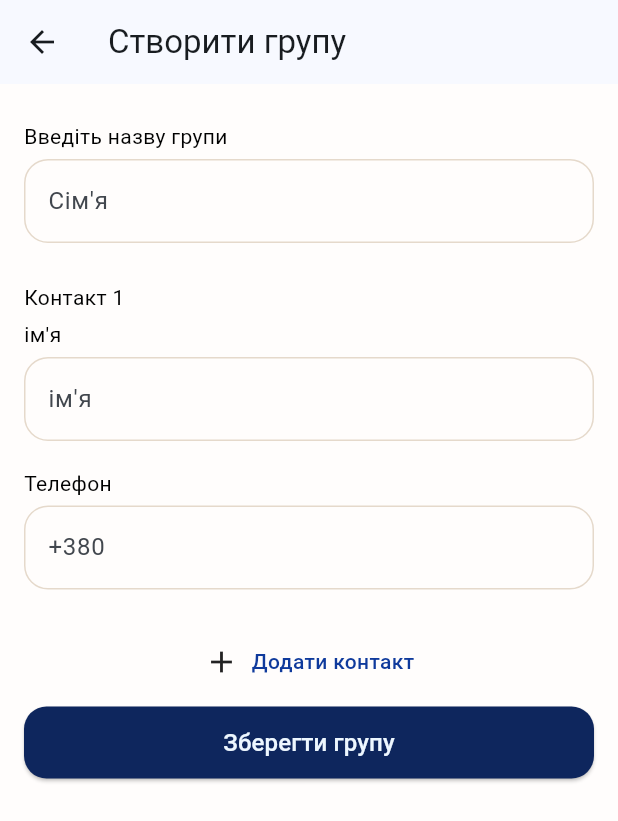
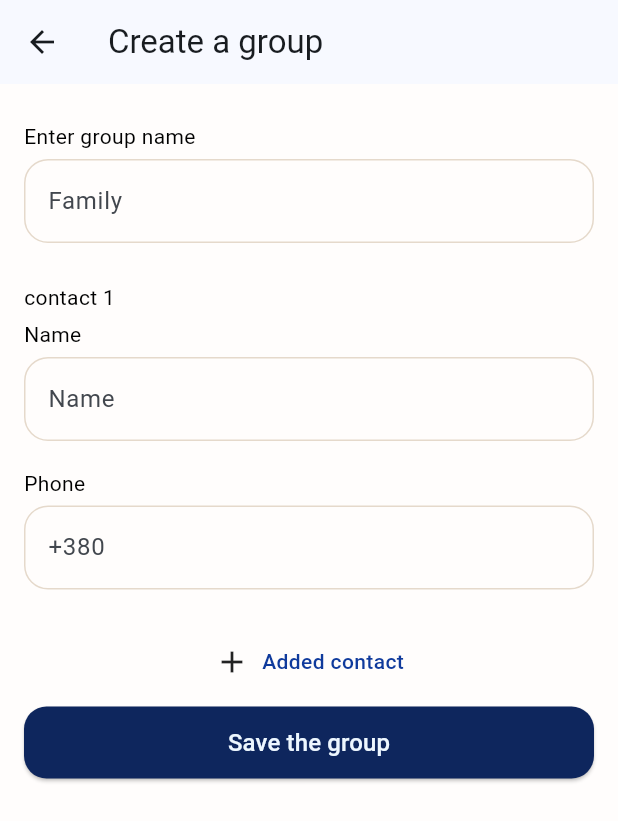
Before and after one commit to Igor2257/chance_app, a Flutter app: the AddGroupScreen screen opened by its route, on a phone screen of 412 x 824 dp. Shown: the top 821 px of the screen. Run offline on Flutter 3.47's test engine with Material 3 defaults, Android fonts, the light colour scheme and no system bars; our stand-ins replace bloc, connectivity_plus, firebase_auth, firebase_core, firebase_crashlytics, firebase_messaging and 19 more; missing offline and left inert: bottom_picker, cupertino_listview, flutter_fgbg, flutter_google_maps_webservices, flutter_polyline_points, google_api_headers and 1 more; accounts and stored records are empty; network calls fail.

Commit message:
sos localization

```diff
--- a/assets/localizations/app_en.arb
+++ b/assets/localizations/app_en.arb
@@ -54,6 +54,13 @@
   "aboutTheApplication": "About the Application",
   "adblockerExists": "You already have an ad blocker",
   "enjoy": "We hope you enjoy your purchase!",
+  "emergencyCall": "Emergency call",
+  "emergencyService112": "Emergency service 112",
+  "family": "Family",
+  "phone": "Phone",
+  "enterGroupName": "Enter group name",
+  "enterYourName": "Enter your name",
+
 
 
 
@@ -96,6 +103,21 @@
   "letsStart": "Let's start",
   "buyAdblocker": "Buy ad blocker",
   "logOut": "Log out",
+  "addedContact": "Added contact",
+  "saveTheGroup": "Save the group",
+  "deletingContacts": "Deleting contacts",
+  "editingContact": "Editing contact",
+  "createAGroup": "Create a group",
+  "deleteContact": "Delete contact",
+  "tOchange": "To change",
+  "editContacts": "Edit contacts",
+  "added": "Added",
+  "contact": "Contact",
+  "group": "Group",
+  "saveTheContact": "Save the contact",
+  "createAContact": "Create a contact",
+
+
 
   "@comment": "Ошибки",
 
@@ -111,5 +133,7 @@
   "passwordLengthMustBeMoreThan": "Password must be more than 8 characters",
   "passwordLengthMustBeLessThan": "Password must be less than 14 characters",
   "passwordsAreNotSame": "Passwords do not match",
-  "smthWentWrong": "Something went wrong"
+  "smthWentWrong": "Something went wrong",
+  "checkTheCorrectnessOfTheData": "Check the correctness of the data"
+
 }
--- a/lib/ui/pages/sos_page/add_contact_screen.dart
+++ b/lib/ui/pages/sos_page/add_contact_screen.dart
@@ -1,4 +1,5 @@
 import 'package:chance_app/ui/constans.dart';
+import 'package:chance_app/ui/l10n/app_localizations.dart';
 import 'package:chance_app/ui/pages/reminders_page/components/labeled_text_field.dart';
 import 'package:chance_app/ux/bloc/sos_contacts_bloc/sos_contacts_bloc.dart';
 import 'package:chance_app/ux/model/sos_contact_model.dart';
@@ -23,9 +24,9 @@ class _AddContactScreenState extends State<AddContactScreen> {
   Widget build(BuildContext context) {
     return Scaffold(
       appBar: AppBar(
-        title: const Text(
-          'Створити контакт',
-          style: TextStyle(
+        title: Text(
+          AppLocalizations.instance.translate("createAContact"),
+          style: const TextStyle(
             fontWeight: FontWeight.w400,
             fontSize: 22,
             // fontFamily: ,
@@ -49,14 +50,14 @@ class _AddContactScreenState extends State<AddContactScreen> {
           children: [
             LabeledTextField(
               controller: nameController,
-              label: "Введіть ім'я",
-              hintText: "ім'я",
+              label: AppLocalizations.instance.translate("enterYourName"),
+              hintText: AppLocalizations.instance.translate("name"),
               isPhone: false,
               onChanged: (value) {},
             ),
             LabeledTextField(
               controller: phoneController,
-              label: "Введіть номер телефону",
+              label: AppLocalizations.instance.translate("enterPhoneNumber"),
               hintText: '+380',
               isPhone: true,
               onChanged: (value) {},
@@ -86,8 +87,9 @@ class _AddContactScreenState extends State<AddContactScreen> {
                       phoneTextField.clear();
                     } else {
                       ScaffoldMessenger.of(context).showSnackBar(
-                        const SnackBar(
-                          content: Text('Перевірте коректність даних'),
+                        SnackBar(
+                          content: Text(AppLocalizations.instance
+                              .translate("checkTheCorrectnessOfTheData")),
                         ),
                       );
                     }
@@ -100,7 +102,7 @@ class _AddContactScreenState extends State<AddContactScreen> {
                   ),
                 ),
                 child: Text(
-                  'Зберегти контакт',
+                  AppLocalizations.instance.translate("saveTheContact"),
                   style: TextStyle(
                     color: primary50,
                     fontWeight: FontWeight.w500,
--- a/lib/ui/pages/sos_page/add_group_screen.dart
+++ b/lib/ui/pages/sos_page/add_group_screen.dart
@@ -1,4 +1,5 @@
 import 'package:chance_app/ui/constans.dart';
+import 'package:chance_app/ui/l10n/app_localizations.dart';
 import 'package:chance_app/ui/pages/reminders_page/components/labeled_text_field.dart';
 import 'package:flutter/material.dart';
 
@@ -17,9 +18,9 @@ class _AddGroupScreenState extends State<AddGroupScreen> {
   Widget build(BuildContext context) {
     return Scaffold(
       appBar: AppBar(
-        title: const Text(
-          'Створити групу',
-          style: TextStyle(
+        title: Text(
+          AppLocalizations.instance.translate("createAGroup"),
+          style: const TextStyle(
             fontWeight: FontWeight.w400,
             fontSize: 22,
           ),
@@ -42,8 +43,8 @@ class _AddGroupScreenState extends State<AddGroupScreen> {
             children: [
               LabeledTextField(
                 controller: groupNameController,
-                label: "Введіть назву групи",
-                hintText: "Сім'я",
+                label: AppLocalizations.instance.translate("enterGroupName"),
+                hintText: AppLocalizations.instance.translate("family"),
                 isPhone: false,
                 onChanged: (value) {},
               ),
@@ -55,7 +56,8 @@ class _AddGroupScreenState extends State<AddGroupScreen> {
                       crossAxisAlignment: CrossAxisAlignment.start,
                       children: [
                         Text(
-                          'Контакт ${index + 1}',
+                          AppLocalizations.instance
+                              .translate("contact ${index + 1}"),
                           style: const TextStyle(
                             fontWeight: FontWeight.w400,
                             fontSize: 14,
@@ -67,14 +69,14 @@ class _AddGroupScreenState extends State<AddGroupScreen> {
                         ),
                         LabeledTextField(
                           controller: TextEditingController(),
-                          label: "ім'я",
-                          hintText: "ім'я",
+                          label: AppLocalizations.instance.translate("name"),
+                          hintText: AppLocalizations.instance.translate("name"),
                           isPhone: false,
                           onChanged: (value) {},
                         ),
                         LabeledTextField(
                           controller: TextEditingController(),
-                          label: 'Телефон',
+                          label: AppLocalizations.instance.translate("phone"),
                           hintText: '+380',
                           isPhone: true,
                           onChanged: (value) {},
@@ -96,7 +98,7 @@ class _AddGroupScreenState extends State<AddGroupScreen> {
                         const Icon(Icons.add),
                         const SizedBox(width: 8),
                         Text(
-                          'Додати контакт',
+                          AppLocalizations.instance.translate("addedContact"),
                           style: TextStyle(
                             fontSize: 14,
                             fontWeight: FontWeight.w500,
@@ -126,7 +128,7 @@ class _AddGroupScreenState extends State<AddGroupScreen> {
                           ),
                         ),
                         child: Text(
-                          'Зберегти групу',
+                          AppLocalizations.instance.translate("saveTheGroup"),
                           style: TextStyle(
                             color: primary50,
                             fontWeight: FontWeight.w500,
--- a/lib/ui/pages/sos_page/replace_contact_sos.dart
+++ b/lib/ui/pages/sos_page/replace_contact_sos.dart
@@ -1,4 +1,5 @@
 import 'package:chance_app/ui/constans.dart';
+import 'package:chance_app/ui/l10n/app_localizations.dart';
 import 'package:chance_app/ui/pages/reminders_page/components/labeled_text_field.dart';
 import 'package:chance_app/ux/bloc/sos_contacts_bloc/sos_contacts_bloc.dart';
 import 'package:chance_app/ux/model/sos_contact_model.dart';
@@ -35,7 +36,7 @@ class _ReplaceContactSosState extends State<ReplaceContactSosScreen> {
       builder: (context, state) {
         return Scaffold(
           appBar: AppBar(
-            title: const Text('Редагування контакту'),
+            title: Text(AppLocalizations.instance.translate("editingContact")),
           ),
           body: Padding(
             padding: const EdgeInsets.all(16.0),
@@ -43,15 +44,15 @@ class _ReplaceContactSosState extends State<ReplaceContactSosScreen> {
               children: [
                 LabeledTextField(
                   controller: nameController,
-                  label: "Ім'я",
-                  hintText: "Ім'я",
+                  label: AppLocalizations.instance.translate("name"),
+                  hintText: AppLocalizations.instance.translate("name"),
                   isPhone: false,
                   onChanged: (value) {},
                 ),
                 const SizedBox(height: 8),
                 LabeledTextField(
                   controller: phoneController,
-                  label: 'Телефон',
+                  label: AppLocalizations.instance.translate("phone"),
                   hintText: '+380',
                   isPhone: true,
                   onChanged: (value) {},
@@ -81,8 +82,9 @@ class _ReplaceContactSosState extends State<ReplaceContactSosScreen> {
                         phoneController.clear();
                       } else {
                         ScaffoldMessenger.of(context).showSnackBar(
-                          const SnackBar(
-                            content: Text('Перевірте коректність даних'),
+                          SnackBar(
+                            content: Text(AppLocalizations.instance
+                                .translate("checkTheCorrectnessOfTheData")),
                           ),
                         );
                       }
@@ -94,7 +96,7 @@ class _ReplaceContactSosState extends State<ReplaceContactSosScreen> {
                       ),
                     ),
                     child: Text(
-                      'Зберегти контакт',
+                      AppLocalizations.instance.translate("saveTheContact"),
                       style: TextStyle(
                         color: primary50,
                         fontWeight: FontWeight.w500,
```
Also changed, not shown: assets/localizations/app_ru.arb (+23 -1 lines), assets/localizations/app_uk.arb (+23 -1 lines), lib/ui/pages/sos_page/delete_contact_screen.dart (+6 -1 lines), lib/ui/pages/sos_page/main_page_sos.dart (+20 -17 lines).
